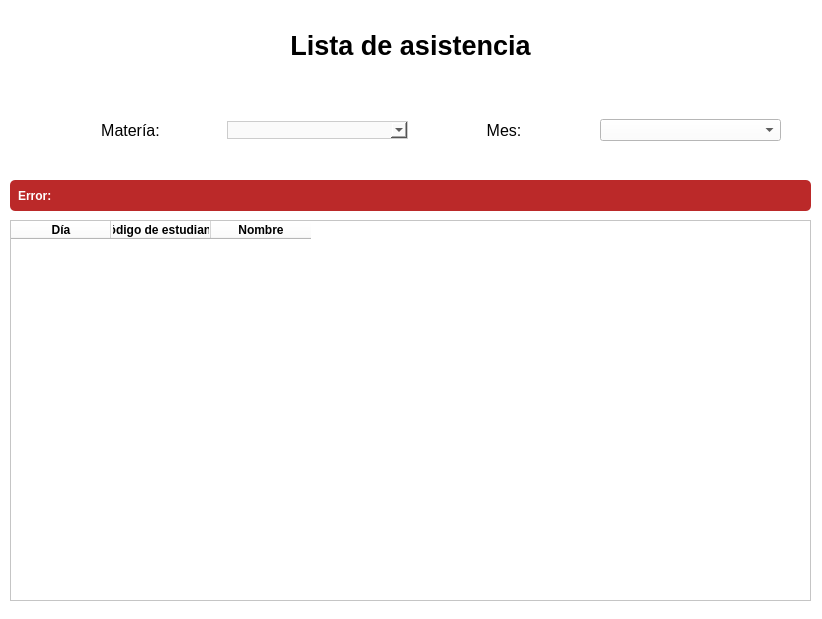
Old version of the form src/gui/AssistanceViewer.ui in the repository Jorgemacias-12/AssistList.
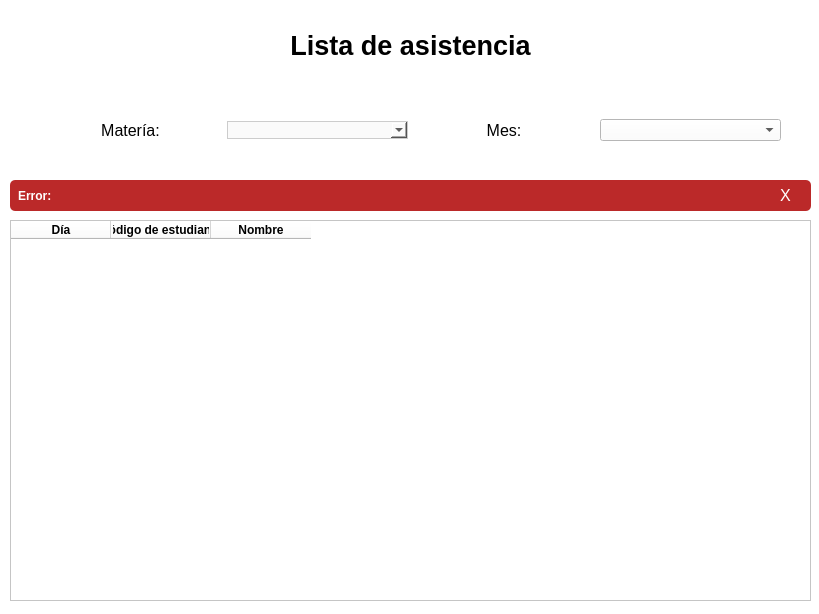
New version of the form.

Commit message: Add: la información es añadida correctamente

What changed in the file:
```diff
--- a/src/gui/AssistanceViewer.ui
+++ b/src/gui/AssistanceViewer.ui
@@ -6,8 +6,8 @@
    <rect>
     <x>0</x>
     <y>0</y>
-    <width>822</width>
-    <height>619</height>
+    <width>819</width>
+    <height>614</height>
    </rect>
   </property>
   <property name="windowTitle">
@@ -190,6 +190,26 @@
      <string>Error:</string>
     </property>
    </widget>
+   <widget class="QPushButton" name="btn_close">
+    <property name="geometry">
+     <rect>
+      <x>760</x>
+      <y>180</y>
+      <width>51</width>
+      <height>31</height>
+     </rect>
+    </property>
+    <property name="styleSheet">
+     <string notr="true">background-color: #bb2929;
+color: white;
+font-size: 16px;
+border-radius: 10px;
+</string>
+    </property>
+    <property name="text">
+     <string>X</string>
+    </property>
+   </widget>
   </widget>
  </widget>
  <resources/>
```
The commit also changes 1 other file.
